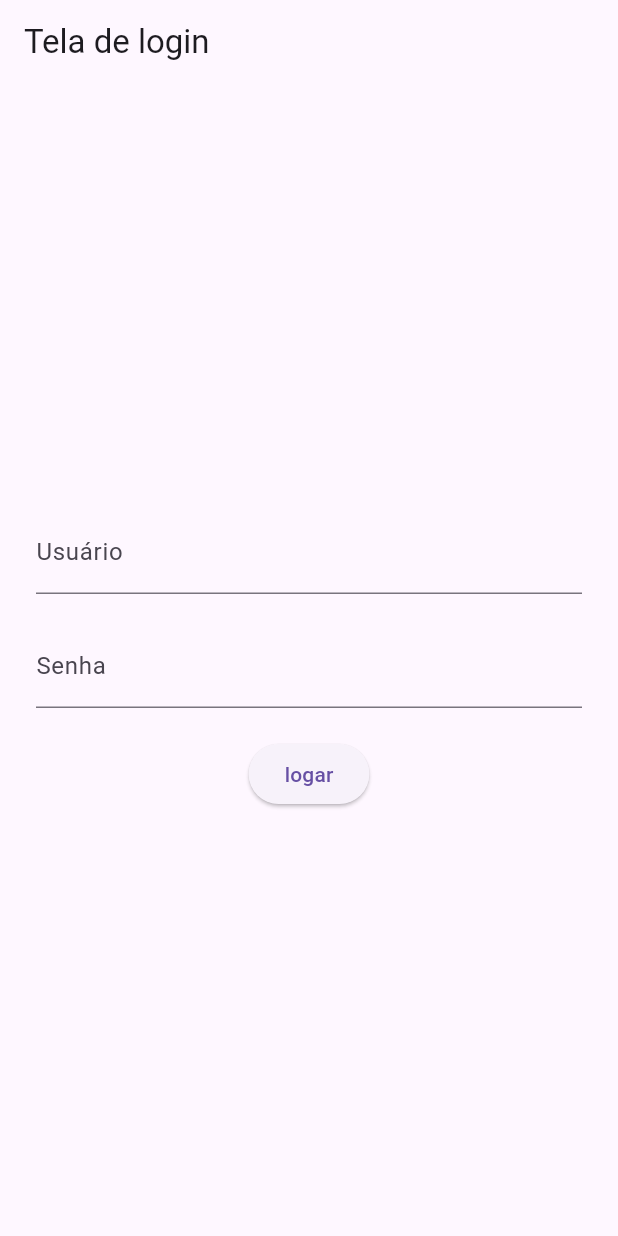
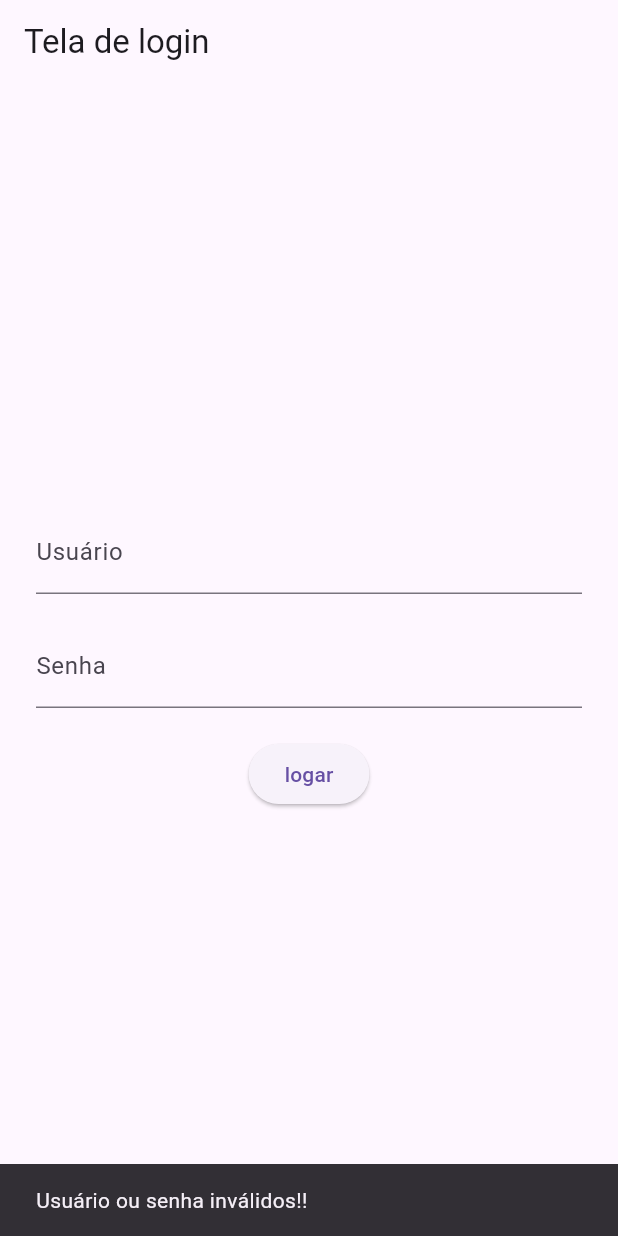
Before and after one commit to BernardoFetter/voupedir, a Flutter app: the screen it shows after launch, after a tap on "logar", on a phone screen of 412 x 824 dp. Run offline on Flutter 3.47's test engine with Material 3 defaults, Android fonts, the phone set to English and light mode, and no system bars.

Commit message:
funcional a tela de login,todavia,sem banco de dados

```diff
--- a/lib/tela_login.dart
+++ b/lib/tela_login.dart
@@ -1,7 +1,20 @@
+import 'dart:ui';
+import 'usuario.dart';
+import 'tela_home.dart';
 import 'package:flutter/material.dart';
 
 class TelaLogin extends StatelessWidget{
   TelaLogin({super.key});
+
+  Usuario u = Usuario(
+    nome: 'admin',
+    login: 'admin',
+    senha: '@senhaforte123',
+    codigo: 1
+  );
+
+  final TextEditingController usuarioController = TextEditingController();
+  final TextEditingController senhaController = TextEditingController();
 
   @override
   Widget build(BuildContext context){
@@ -13,14 +26,26 @@ class TelaLogin extends StatelessWidget{
             children: [
               TextField(
                 decoration: const InputDecoration(labelText: 'Usuário'),
+                controller: usuarioController
               ),
               const SizedBox(height: 20),
               TextField(
                   decoration: const InputDecoration(labelText: 'Senha'),
                   obscureText: true,
+                controller: senhaController,
               ),
               SizedBox(height: 20),
-              ElevatedButton(onPressed: (){}, child: const Text('logar'))
+              ElevatedButton(onPressed: (){
+                if(u.login == usuarioController.text && u.senha == senhaController.text){
+                  Navigator.push(context,
+                  MaterialPageRoute(builder: (context) => TelaHome())
+                  );
+                }else {
+                  ScaffoldMessenger.of(context).showSnackBar(
+                      SnackBar(content: Text("Usuário ou senha inválidos!!"))
+                  );
+                }
+              }, child: const Text('logar'))
             ],
       ),
     )
```
Also changed, not shown: lib/tela_home.dart (+15 -0 lines).
